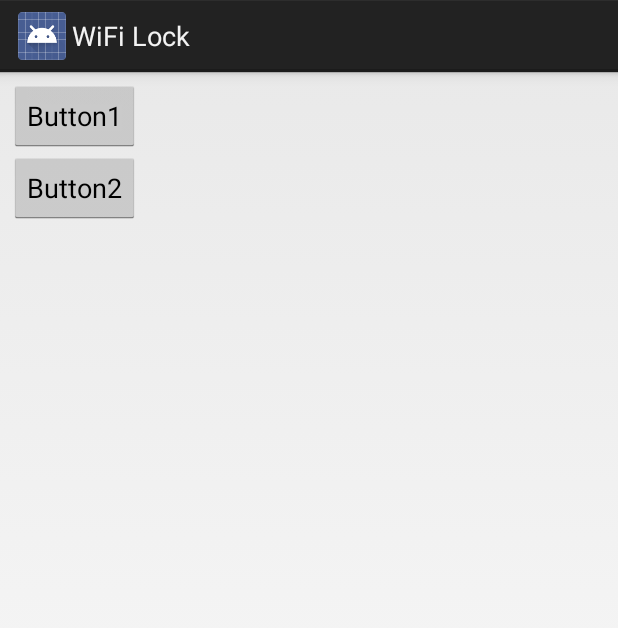
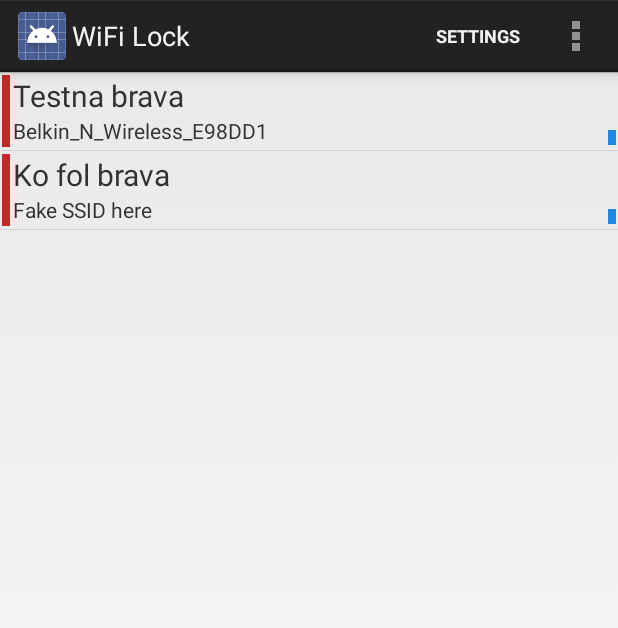
Before and after one commit to elektronika-ba/WiFiLock, an Android app: the screen it shows after launch (MainActivity), on a phone screen of 412 x 824 dp. Shown: the top 628 px of the screen. Run offline under Robolectric (Android 15) with nearby library versions, the phone set to English and light mode, and no system bars.

Commit message:
not worth mentioning

```diff
--- a/app/src/main/java/ba/elektronika/wifilock/MainActivity.java
+++ b/app/src/main/java/ba/elektronika/wifilock/MainActivity.java
@@ -1,30 +1,44 @@
 package ba.elektronika.wifilock;
 
 import android.Manifest;
+import android.app.ActionBar;
 import android.app.Activity;
+import android.app.ListActivity;
 import android.content.BroadcastReceiver;
 import android.content.Context;
 import android.content.Intent;
 import android.content.IntentFilter;
+import android.content.SharedPreferences;
 import android.content.pm.PackageManager;
 import android.net.wifi.WifiManager;
 import android.os.Build;
 import android.os.Bundle;
 import android.os.PersistableBundle;
 import android.util.Log;
+import android.view.Menu;
+import android.view.MenuItem;
 import android.view.View;
+import android.widget.AdapterView;
 import android.widget.Button;
 import android.widget.Toast;
 
+import ba.elektronika.wifilock.adapter.WLockAdapter;
+import ba.elektronika.wifilock.database.DataSource;
 import ba.elektronika.wifilock.service.WLockJobServiceProcessor;
 import ba.elektronika.wifilock.service.WLockJobServiceScheduler;
 import ba.elektronika.wifilock.service.WLockJobService;
 
-public class MainActivity extends Activity {
+public class MainActivity extends ListActivity {
     private final int PERMISSIONS_REQUEST_CODE_ACCESS_COARSE_LOCATION = 987234;
     private final String TAG = MainActivity.class.getSimpleName();
 
     private WLockServiceResultReceiver mWLockServiceResultReceiver;
+
+    private WLockAdapter adapter = null;
+    private DataSource mDataSource = null;
+    private Context mContext = null;
+    private SharedPreferences sharedPref;
+    private ActionBar actionBar;
 
     @Override
     protected void onCreate(Bundle savedInstanceState) {
@@ -36,6 +50,32 @@ public class MainActivity extends Activity {
             requestPermissions(new String[]{Manifest.permission.ACCESS_COARSE_LOCATION}, PERMISSIONS_REQUEST_CODE_ACCESS_COARSE_LOCATION);
         }
 
+        // Open the database if not already open
+        if (mDataSource == null) {
+            mDataSource = DataSource.getInstance(this);
+        }
+
+        sharedPref = this.getPreferences(Context.MODE_PRIVATE);
+
+        mContext = this.getApplicationContext();
+
+        adapter = null; // treba da bi onStart() inicijalno ucitao podatke
+                        // onCreate() -> onStart() -> onRestoreInstanceState()
+                        // -> onResume()
+
+        actionBar = getActionBar();
+
+        // Setuj onClick listener na listveiew
+        getListView().setOnItemClickListener(new AdapterView.OnItemClickListener() {
+            @Override
+            public void onItemClick(AdapterView<?> parent, final View view, int position, long id) {
+                WLock wlock = (WLock) adapter.getItem(position);
+                //startBaseActivity(b, null);
+                // TODO: kliknut item u listi
+            }
+        });
+
+        /*
         Button button1 = (Button)findViewById(R.id.button1);
         button1.setOnClickListener(new View.OnClickListener() {
             @Override
@@ -56,6 +96,50 @@ public class MainActivity extends Activity {
                 Log.i(TAG, "Ugasio sve schedulere...");
             }
         });
+        */
+    }
+
+    @Override
+    protected void onStart() {
+        super.onStart();
+
+        // Create AlarmManager to repeatedly "ping" the Service at 1/2 the rate
+        // Service expects (because we are using inexact repeating alarm). Do
+        // that as long as we are started in foreground. This will initially
+        // start the service!
+        // Do not ping the Service if AuthToken is not set!
+        if (mDataSource.getPubVar("auth_token").equals("")) {
+            Toast.makeText(mContext, "Please set Auth Token to continue!", Toast.LENGTH_LONG).show();
+
+            /*Intent intent = new Intent(this, CtrlSettingsActivity.class);
+            startActivity(intent);*/
+        }
+        else {
+            actionBar.setSubtitle("Hello world!");
+
+            /*alarmMgr = (AlarmManager) context.getSystemService(Context.ALARM_SERVICE);
+            Intent intent = new Intent(context, ServicePingerAlarmReceiver.class);
+            alarmIntent = PendingIntent.getBroadcast(context, 0, intent, PendingIntent.FLAG_UPDATE_CURRENT);
+            alarmMgr.setInexactRepeating(AlarmManager.RTC, System.currentTimeMillis(), 2000, alarmIntent);
+            Log.i(TAG, "AlarmManager set.");
+            actionBar.setSubtitle("Connecting...");
+
+            if (CommonStuff.getNetConnectivityStatus(context) == CommonStuff.NET_NOT_CONNECTED) {
+                actionBar.setSubtitle("Disconnected");
+                Toast.makeText(context, "No Internet Connectivity!", Toast.LENGTH_LONG).show();
+            }*/
+        }
+
+        // kreiraj ako ga nema, ili samo updejtaj sa novim podacima ako ga ima
+        if (adapter == null) {
+            Log.i(TAG, "onStart() kreiram adapter jer je null");
+            adapter = new WLockAdapter(this, mDataSource.getAllWLocks());
+            setListAdapter(adapter);
+        }
+        else {
+            Log.i(TAG, "onStart() ne kreiram adapter jer ga imam, samo refresham");
+            refreshListView();
+        }
     }
 
     @Override
@@ -76,6 +160,41 @@ public class MainActivity extends Activity {
         unregisterReceiver(mWLockServiceResultReceiver);
 
         super.onPause();
+    }
+
+    @Override
+    public void onStop() {
+
+        super.onStop();
+    }
+
+    // Refresh ListView by reloading data from scratch
+    private void refreshListView() {
+        adapter.refill(mDataSource.getAllWLocks());
+    }
+
+    @Override
+    public boolean onCreateOptionsMenu(Menu menu) {
+        // Inflate the menu; this adds items to the action bar if it is present.
+        getMenuInflater().inflate(R.menu.main_activity, menu);
+        return true;
+    }
+
+
+    @Override
+    public boolean onOptionsItemSelected(MenuItem item) {
+        if (item.getItemId() == R.id.action_ctrl_settings) {
+            /*Intent intent = new Intent(this, CtrlSettingsActivity.class);
+            startActivity(intent);*/
+        }
+        else if (item.getItemId() == R.id.action_voice_command) {
+
+        }
+        else {
+            return super.onOptionsItemSelected(item);
+        }
+
+        return true;
     }
 
     private class WLockServiceResultReceiver extends BroadcastReceiver {
--- a/app/src/main/java/ba/elektronika/wifilock/WLock.java
+++ b/app/src/main/java/ba/elektronika/wifilock/WLock.java
@@ -5,6 +5,7 @@ package ba.elektronika.wifilock;
  */
 
 public class WLock {
+    private int wlockid;
     private String ssid;
     private String bssid;
     private String password;
@@ -12,8 +13,10 @@ public class WLock {
     private String pincode;
     private long created_on;
     private long last_accessed_on;
+    private String title;
 
-    public WLock(String bssid, String ssid, String password, String encryption_type, String pincode, long created_on, long last_accessed_on) {
+    public WLock(int wlockid, String bssid, String ssid, String password, String encryption_type, String pincode, long created_on, long last_accessed_on, String title) {
+        setWlockid(wlockid);
         setBSSID(bssid);
         setSSID(ssid);
         setPincode(pincode);
@@ -21,7 +24,10 @@ public class WLock {
         setCreatedOn(created_on);
         setLastAccessedOn(last_accessed_on);
         setEncryptionType(encryption_type);
+        setTitle(title);
     }
+
+    public void setWlockid(int wlockid) { this.wlockid = wlockid; }
 
     public void setBSSID(String bssid) {
         this.bssid = bssid;
@@ -69,4 +75,13 @@ public class WLock {
         return last_accessed_on;
     }
 
+    public int getWlockid() { return wlockid; }
+
+    public String getTitle() {
+        return title;
+    }
+
+    public void setTitle(String title) {
+        this.title = title;
+    }
 }
--- /dev/null
+++ b/app/src/main/java/ba/elektronika/wifilock/adapter/WLockAdapter.java
@@ -0,0 +1,104 @@
+package ba.elektronika.wifilock.adapter;
+
+import android.content.Context;
+import android.text.format.DateUtils;
+import android.view.LayoutInflater;
+import android.view.View;
+import android.view.ViewGroup;
+import android.widget.ArrayAdapter;
+import android.widget.TextView;
+
+import java.util.ArrayList;
+
+import ba.elektronika.wifilock.R;
+import ba.elektronika.wifilock.WLock;
+import ba.elektronika.wifilock.database.DataSource;
+
+/**
+ * Created by Trax on 16/12/2017.
+ */
+
+public class WLockAdapter extends ArrayAdapter<WLock> {
+
+    /**************************************************************************
+     * Static fields and methods                                              *
+     **************************************************************************/
+    static class ViewHolder {
+        public View wlock_connection_status;
+        public TextView wlock_title;
+        public TextView wlock_subtitle;
+        public View wlock_rssi;
+    }
+
+    /**************************************************************************
+     * Private fields                                                         *
+     **************************************************************************/
+    private final Context context;
+    private final ArrayList<WLock> wlocks;
+
+    private DataSource dataSource;
+
+    /**************************************************************************
+     * Constructors                                                           *
+     **************************************************************************/
+    public WLockAdapter(Context context, ArrayList<WLock> wlocks) {
+        super(context, R.layout.activity_main_item, wlocks);
+        this.context = context;
+        this.wlocks = wlocks;
+        dataSource = DataSource.getInstance(this.context);
+        setNotifyOnChange(true);
+    }
+
+    // Refreshanje adaptera sa novim podacima. Scroll position ce biti zadrzan -
+    // super!
+    public void refill(ArrayList<WLock> wlocks) {
+        this.wlocks.clear();
+        this.wlocks.addAll(wlocks);
+        notifyDataSetChanged();
+    }
+
+    /**************************************************************************
+     * Overridden parent methods                                              *
+     **************************************************************************/
+    /**
+     * This method is called automatically when the user scrolls the ListView.
+     * Updates the View of a single visible row, reflecting the list being
+     * scrolled by the user.
+     *
+     * EXPLAINED HERE: http://www.youtube.com/watch?v=N6YdwzAvwOA
+     */
+    @Override
+    public View getView(int position, View convert_view, ViewGroup parent) {
+        View view = convert_view;
+
+        WLock base = wlocks.get(position);
+        // if view is null, the view is newly inflated.
+        // else, re-assign new values.
+        ViewHolder view_holder;
+        if (view == null) {
+            LayoutInflater inflater = (LayoutInflater) context.getSystemService(Context.LAYOUT_INFLATER_SERVICE);
+            view = inflater.inflate(R.layout.activity_main_item, null);
+
+            // Set up the ViewHolder.
+            view_holder = new ViewHolder();
+
+            view_holder.wlock_connection_status = (View) view.findViewById(R.id.wlock_connection_status);
+            view_holder.wlock_title = (TextView) view.findViewById(R.id.wlock_title);
+            view_holder.wlock_subtitle = (TextView) view.findViewById(R.id.wlock_subtitle);
+            view_holder.wlock_rssi = (View) view.findViewById(R.id.wlock_rssi);
+
+            // Store the holder with the view.
+            view.setTag(view_holder);
+        }
+        else {
+            view_holder = (ViewHolder) view.getTag();
+        }
+
+        view_holder.wlock_connection_status.setBackgroundColor(context.getResources().getColor(R.color.wlockDisconnected));
+        view_holder.wlock_title.setText(base.getTitle());
+        view_holder.wlock_subtitle.setText(base.getSSID());
+        //view_holder.wlock_rssi.setBackgroundColor()...
+
+        return view;
+    }
+}
--- a/app/src/main/java/ba/elektronika/wifilock/database/DataSource.java
+++ b/app/src/main/java/ba/elektronika/wifilock/database/DataSource.java
@@ -75,15 +75,15 @@ public class DataSource {
      * @param BSSID
      * @return
      */
-    public WLock getLock(String BSSID) {
+    public WLock getWLock(String BSSID) {
         WLock wlock = null;
 
         open();
-        Cursor cursor = db.rawQuery("SELECT bssid, ssid, password, encryption_type, pincode, created_on, last_accessed_on FROM lock WHERE bssid = ?", new String[] { BSSID });
+        Cursor cursor = db.rawQuery("SELECT wlockid, bssid, ssid, password, encryption_type, pincode, created_on, last_accessed_on, title FROM wlock WHERE bssid = ?", new String[] { BSSID });
 
         // looping through all rows and adding to list
         if (cursor.moveToFirst()) {
-            wlock = new WLock(cursor.getString(0), cursor.getString(1), cursor.getString(2), cursor.getString(3), cursor.getString(4), cursor.getLong(5), cursor.getLong(6));
+            wlock = new WLock(cursor.getInt(0), cursor.getString(1), cursor.getString(2), cursor.getString(3), cursor.getString(4), cursor.getString(5), cursor.getLong(6), cursor.getLong(7), cursor.getString(8));
         }
 
         cursor.close();
@@ -96,16 +96,16 @@ public class DataSource {
      * Get all Locks from the database.
      * @return ArrayList of WLock type
      */
-    public ArrayList<WLock> getAllLocks() {
+    public ArrayList<WLock> getAllWLocks() {
         ArrayList<WLock> lockList = new ArrayList<WLock>();
 
         open();
-        Cursor cursor = db.rawQuery("SELECT bssid, ssid, password, encryption_type, pincode, created_on, last_accessed_on FROM lock", null);
+        Cursor cursor = db.rawQuery("SELECT wlockid, bssid, ssid, password, encryption_type, pincode, created_on, last_accessed_on, title FROM wlock", null);
 
         // looping through all rows and adding to list
         if (cursor.moveToFirst()) {
             do {
-                WLock wlock = new WLock(cursor.getString(0), cursor.getString(1), cursor.getString(2), cursor.getString(3), cursor.getString(4), cursor.getLong(5), cursor.getLong(6));
+                WLock wlock = new WLock(cursor.getInt(0), cursor.getString(1), cursor.getString(2), cursor.getString(3), cursor.getString(4), cursor.getString(5), cursor.getLong(6), cursor.getLong(7), cursor.getString(8));
                 lockList.add(wlock);
             }
             while (cursor.moveToNext());
@@ -117,22 +117,22 @@ public class DataSource {
         return lockList;
     }
 
-    public void updateLockLastActivity(String BSSID) {
+    public void updateWLockLastActivity(String BSSID) {
         if (BSSID.equals(""))
             return;
 
         open();
         ContentValues values = new ContentValues();
         values.put("last_accessed_on", System.currentTimeMillis());
-        db.update("lock", values, "bssid = ?", new String[] { BSSID });
+        db.update("wlock", values, "bssid = ?", new String[] { BSSID });
 
         close();
     }
 
-    public void deleteLock(String BSSID) {
+    public void deleteWLock(String BSSID) {
         open();
 
-        db.delete("lock", "bssid = ?", new String[] { BSSID });
+        db.delete("wlock", "bssid = ?", new String[] { BSSID });
 
         close();
     }
--- a/app/src/main/java/ba/elektronika/wifilock/database/DatabaseHandler.java
+++ b/app/src/main/java/ba/elektronika/wifilock/database/DatabaseHandler.java
@@ -21,14 +21,16 @@ public class DatabaseHandler extends SQLiteOpenHelper {
     }
 
     private void createTableLock(SQLiteDatabase db) {
-        String sql = "CREATE TABLE lock (" +
-                "bssid TEXT PRIMARY KEY NOT NULL," +
+        String sql = "CREATE TABLE wlock (" +
+                "wlockid INT PRIMARY KEY," +
+                "bssid TEXT NOT NULL," +
                 "ssid TEXT NOT NULL," +
                 "password TEXT NOT NULL," +
                 "encryption_type TEXT NOT NULL," +
                 "pincode TEXT NOT NULL," +
                 "created_on INTEGER," +
-                "last_accessed_on INTEGER" +
+                "last_accessed_on INTEGER," +
+                "title TEXT" +
                 ");";
         db.execSQL(sql);
     }
@@ -42,10 +44,23 @@ public class DatabaseHandler extends SQLiteOpenHelper {
         db.execSQL(sql);
     }
 
+    private void insertTestWLocks(SQLiteDatabase db) {
+        String sql;
+
+        sql = "INSERT INTO wlock (bssid, ssid, password, encryption_type, pincode, created_on, last_accessed_on, title) VALUES('00:1c:df:e9:8d:d1','Belkin_N_Wireless_E98DD1','1234567890','WPA-PSK/WPA2-PSK','0000','0','0','Testna brava');";
+        db.execSQL(sql);
+        sql = "INSERT INTO wlock (bssid, ssid, password, encryption_type, pincode, created_on, last_accessed_on, title) VALUES('01:1c:df:e9:8d:d1','Fake SSID here','1234567890','WPA-PSK/WPA2-PSK','0000','0','0','Ko fol brava');";
+        db.execSQL(sql);
+    }
+
+
     private void createDB(SQLiteDatabase db)
     {
         createTablePubVar(db);
         createTableLock(db);
+
+        // insert some test wlocks
+        insertTestWLocks(db);
     }
 
     // Creating Tables
@@ -58,10 +73,9 @@ public class DatabaseHandler extends SQLiteOpenHelper {
     @Override
     public void onUpgrade(SQLiteDatabase db, int oldVersion, int newVersion) {
         if(newVersion > oldVersion) {
-            db.execSQL("DROP TABLE IF EXISTS base");
-            db.execSQL("DROP TABLE IF EXISTS base_data");
-            db.execSQL("DROP TABLE IF EXISTS client2server");
-            db.execSQL("DROP TABLE IF EXISTS pubvar");
+            // TODO: skontaj sta treba ovdje kada bude bilo kakvih upgrejda
+
+            //db.execSQL("DROP TABLE IF EXISTS pubvar");
 
             createDB(db);
         }
--- a/app/src/main/java/ba/elektronika/wifilock/service/WLockJobService.java
+++ b/app/src/main/java/ba/elektronika/wifilock/service/WLockJobService.java
@@ -46,8 +46,6 @@ public class WLockJobService extends JobService {
     public void onCreate() {
         super.onCreate();
         Log.i(TAG, "onCreate() " + this);
-
-        //android.os.Debug.waitForDebugger();
 
         // "open" the database
         mDataSource = DataSource.getInstance(this);
@@ -162,7 +160,7 @@ public class WLockJobService extends JobService {
                     //wlock = mDataSource.getLock(extra.getString(STARTUP_TASK_UNLOCK_BSSID));
 
                     // rucno punjenje, ne izclavimo iz baze
-                    wlock = new WLock("00:1c:df:e9:8d:d1", "Belkin_N_Wireless_E98DD1", "1234567890", "WPA-PSK/WPA2-PSK", "0000", 0, 0);
+                    wlock = new WLock(1, "00:1c:df:e9:8d:d1", "Belkin_N_Wireless_E98DD1", "1234567890", "WPA-PSK/WPA2-PSK", "0000", 0, 0, "Testna brava");
 
                     mWLockJobServiceProcessor.manualUnlock(wlock);
                 }
--- a/app/src/main/res/layout/activity_main.xml
+++ b/app/src/main/res/layout/activity_main.xml
@@ -1,27 +1,15 @@
 <?xml version="1.0" encoding="utf-8"?>
-<android.support.constraint.ConstraintLayout xmlns:android="http://schemas.android.com/apk/res/android"
+<LinearLayout xmlns:android="http://schemas.android.com/apk/res/android"
     xmlns:app="http://schemas.android.com/apk/res-auto"
     xmlns:tools="http://schemas.android.com/tools"
     android:layout_width="match_parent"
     android:layout_height="match_parent"
     tools:context="ba.elektronika.wifilock.MainActivity">
 
-    <Button
-        android:id="@+id/button1"
-        android:layout_width="wrap_content"
-        android:layout_height="wrap_content"
-        android:layout_marginStart="6dp"
-        android:layout_marginTop="5dp"
-        android:text="Button1"
-        app:layout_constraintStart_toStartOf="parent"
-        app:layout_constraintTop_toTopOf="parent" />
+    <ListView
+        android:id="@android:id/list"
+        android:layout_width="match_parent"
+        android:layout_height="match_parent"
+        android:layout_weight="1.0" />
 
-    <Button
-        android:id="@+id/button2"
-        android:layout_width="wrap_content"
-        android:layout_height="wrap_content"
-        android:text="Button2"
-        app:layout_constraintStart_toStartOf="@+id/button1"
-        app:layout_constraintTop_toBottomOf="@+id/button1" />
-
-</android.support.constraint.ConstraintLayout>
+</LinearLayout>
--- /dev/null
+++ b/app/src/main/res/layout/activity_main_item.xml
@@ -0,0 +1,63 @@
+<?xml version="1.0" encoding="utf-8"?>
+<RelativeLayout xmlns:android="http://schemas.android.com/apk/res/android"
+    android:layout_width="match_parent"
+    android:layout_height="wrap_content"
+    android:paddingBottom="2dp"
+    android:paddingTop="2dp">
+
+    <!-- Connection Status BG -->
+
+    <View
+        android:id="@+id/wlock_connection_status"
+        android:layout_width="5dp"
+        android:layout_height="48dp"
+        android:layout_alignParentLeft="true"
+        android:layout_centerVertical="true"
+        android:layout_marginLeft="1dp"
+        android:background="#c62828" />
+
+    <!-- Module Title -->
+
+    <TextView
+        android:id="@+id/wlock_title"
+        android:layout_width="match_parent"
+        android:layout_height="wrap_content"
+        android:layout_alignParentTop="true"
+        android:layout_marginLeft="2dp"
+        android:layout_marginRight="2dp"
+        android:layout_toRightOf="@id/wlock_connection_status"
+        android:layout_toLeftOf="@id/wlock_rssi"
+        android:ellipsize="end"
+        android:gravity="center_vertical"
+        android:maxLines="1"
+        android:text="Wifi Lock Title"
+        android:textSize="20sp" />
+
+    <!-- SSID probably -->
+
+    <TextView
+        android:id="@+id/wlock_subtitle"
+        android:layout_width="match_parent"
+        android:layout_height="wrap_content"
+        android:layout_below="@+id/wlock_title"
+        android:layout_marginLeft="2dp"
+        android:layout_marginRight="2dp"
+        android:layout_toRightOf="@id/wlock_connection_status"
+        android:layout_toLeftOf="@id/wlock_rssi"
+        android:ellipsize="end"
+        android:gravity="center_vertical"
+        android:maxLines="2"
+        android:text="Wifi Lock Subtitle."
+        android:textSize="14sp" />
+
+    <View
+        android:id="@+id/wlock_rssi"
+        android:layout_width="5dp"
+        android:layout_height="10dp"
+        android:layout_alignParentRight="true"
+        android:layout_centerVertical="false"
+        android:layout_alignBottom="@id/wlock_subtitle"
+        android:layout_marginRight="1dp"
+        android:background="#1e88e5" />
+
+</RelativeLayout>
--- /dev/null
+++ b/app/src/main/res/menu/main_activity.xml
@@ -0,0 +1,15 @@
+<menu xmlns:android="http://schemas.android.com/apk/res/android" >
+
+    <item
+        android:id="@+id/action_ctrl_settings"
+        android:orderInCategory="100"
+        android:showAsAction="always"
+        android:title="Settings"/>
+
+    <item
+        android:id="@+id/action_voice_command"
+        android:orderInCategory="100"
+        android:showAsAction="never"
+        android:title="+New Wifi Lock"/>
+
+</menu>
--- a/app/src/main/res/values/colors.xml
+++ b/app/src/main/res/values/colors.xml
@@ -3,4 +3,6 @@
     <color name="colorPrimary">#3F51B5</color>
     <color name="colorPrimaryDark">#303F9F</color>
     <color name="colorAccent">#FF4081</color>
+    <color name="wlockConnected">#64dd17</color>
+    <color name="wlockDisconnected">#c62828</color>
 </resources>
```
